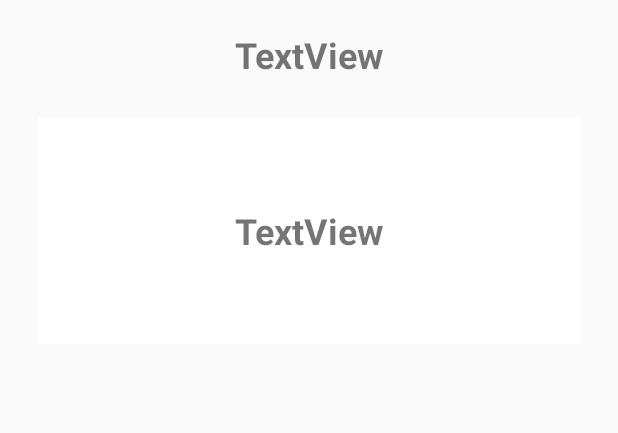
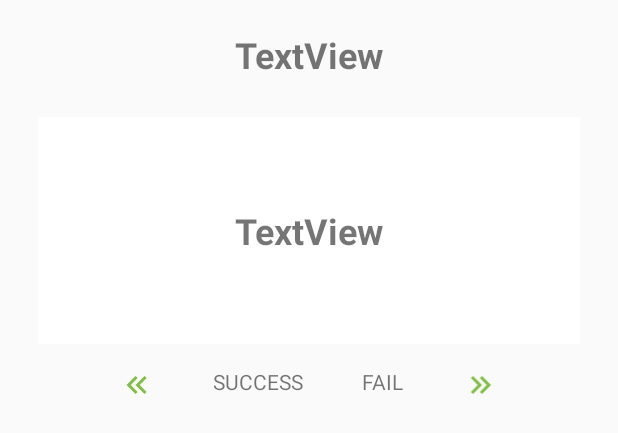
Before and after one commit to LoinASD/WordlLst, an Android app: the layout activity_card_test.xml on its own in the app's theme, with its tools: preview values and no code run, on a phone screen of 412 x 824 dp. Shown: the top 433 px of the screen. Run offline under Robolectric (Android 15) with nearby library versions, the phone set to English and light mode, and no system bars.

Commit message:
cardtest look

```diff
--- a/app/build.gradle
+++ b/app/build.gradle
@@ -10,6 +10,7 @@ android {
         versionCode 1
         versionName "1.0"
         testInstrumentationRunner "android.support.test.runner.AndroidJUnitRunner"
+        android.defaultConfig.vectorDrawables.useSupportLibrary = true
 
         javaCompileOptions {
             annotationProcessorOptions {
@@ -30,6 +31,7 @@ android {
 
 ext{
     supportLibraryVersion = "26.1.0"
+
 }
 
 dependencies {
--- a/app/src/main/java/io/cyanlab/loinasd/wordllst/activities/CardTestActivity.java
+++ b/app/src/main/java/io/cyanlab/loinasd/wordllst/activities/CardTestActivity.java
@@ -3,7 +3,6 @@ package io.cyanlab.loinasd.wordllst.activities;
 import android.animation.Animator;
 import android.animation.ObjectAnimator;
 import android.app.Activity;
-import android.content.ContentValues;
 import android.os.Bundle;
 import android.support.annotation.Nullable;
 import android.support.v7.app.AppCompatActivity;
@@ -60,6 +59,7 @@ public class CardTestActivity extends AppCompatActivity implements View.OnClickL
         } catch (InterruptedException e) {
             e.printStackTrace();
         }
+
 
         findViewById(R.id.card).setOnClickListener(this);
         final Activity activity = this;
--- a/app/src/main/res/drawable/border.xml
+++ b/app/src/main/res/drawable/border.xml
@@ -5,10 +5,10 @@
             xmlns:android="http://schemas.android.com/apk/res/android"
             android:shape="rectangle">
 
-            <corners android:radius="15dp" />
+            <corners android:radius="7dp" />
             <solid android:color="@color/colorWhite" />
             <stroke
-                android:width="2dip"
+                android:width="2dp"
                 android:color="@color/colorAccent" />
         </shape>
     </item>
--- /dev/null
+++ b/app/src/main/res/drawable/chevron_double_left.xml
@@ -0,0 +1,7 @@
+<vector xmlns:android="http://schemas.android.com/apk/res/android"
+    android:height="24dp"
+    android:width="24dp"
+    android:viewportWidth="24"
+    android:viewportHeight="24">
+    <path android:fillColor="@color/colorAccent" android:pathData="M18.41,7.41L17,6L11,12L17,18L18.41,16.59L13.83,12L18.41,7.41M12.41,7.41L11,6L5,12L11,18L12.41,16.59L7.83,12L12.41,7.41Z" />
+</vector>
--- /dev/null
+++ b/app/src/main/res/drawable/chevron_double_right.xml
@@ -0,0 +1,7 @@
+<vector xmlns:android="http://schemas.android.com/apk/res/android"
+    android:height="24dp"
+    android:width="24dp"
+    android:viewportWidth="24"
+    android:viewportHeight="24">
+    <path android:fillColor="@color/colorAccent" android:pathData="M5.59,7.41L7,6L13,12L7,18L5.59,16.59L10.17,12L5.59,7.41M11.59,7.41L13,6L19,12L13,18L11.59,16.59L16.17,12L11.59,7.41Z" />
+</vector>
--- /dev/null
+++ b/app/src/main/res/drawable/ic_add_green_300_24dp.xml
@@ -0,0 +1,4 @@
+<?xml version="1.0" encoding="UTF-8" standalone="no"?>
+<vector xmlns:android="http://schemas.android.com/apk/res/android" android:height="24dp" android:viewportHeight="24.0" android:viewportWidth="24.0" android:width="24dp">
+    <path android:fillColor="#81C784" android:pathData="M19,13h-6v6h-2v-6H5v-2h6V5h2v6h6v2z"/>
+</vector>
--- a/app/src/main/res/layout/activity_card_test.xml
+++ b/app/src/main/res/layout/activity_card_test.xml
@@ -1,5 +1,6 @@
 <?xml version="1.0" encoding="utf-8"?>
 <LinearLayout xmlns:android="http://schemas.android.com/apk/res/android"
+    xmlns:app="http://schemas.android.com/apk/res-auto"
     android:layout_width="match_parent"
     android:layout_height="match_parent"
     android:layout_margin="10dp"
@@ -40,4 +41,41 @@
         android:textSize="24sp"
         android:textStyle="bold" />
 
+    <LinearLayout
+        android:layout_width="match_parent"
+        android:layout_height="wrap_content"
+        android:layout_marginEnd="50dp"
+        android:layout_marginStart="50dp"
+        android:layout_weight="0"
+        android:orientation="horizontal">
+
+        <ImageView
+            android:id="@+id/imageView"
+            android:layout_width="wrap_content"
+            android:layout_height="wrap_content"
+            android:layout_weight="1"
+            app:srcCompat="@drawable/chevron_double_left" />
+
+        <TextView
+            android:layout_width="wrap_content"
+            android:layout_height="wrap_content"
+            android:layout_weight="1"
+            android:gravity="center_vertical|center_horizontal"
+            android:text="SUCCESS" />
+
+        <TextView
+            android:layout_width="wrap_content"
+            android:layout_height="wrap_content"
+            android:layout_weight="1"
+            android:gravity="center_vertical|center_horizontal"
+            android:text="FAIL" />
+
+        <ImageView
+            android:id="@+id/imageView4"
+            android:layout_width="wrap_content"
+            android:layout_height="wrap_content"
+            android:layout_weight="1"
+            app:srcCompat="@drawable/chevron_double_right" />
+    </LinearLayout>
+
 </LinearLayout>
--- a/app/src/main/res/layout/bottom_bar.xml
+++ b/app/src/main/res/layout/bottom_bar.xml
@@ -22,9 +22,9 @@
     <ImageView
         android:id="@+id/addLineButton"
         android:layout_width="wrap_content"
-        android:layout_height="wrap_content"
+        android:layout_height="match_parent"
         android:layout_weight="1"
-        app:srcCompat="@drawable/ic_add_black_24dp" />
+        app:srcCompat="@drawable/ic_add_green_300_24dp" />
 
     <TextView
         android:id="@+id/dndTest"
```
Also changed, not shown: app/src/main/java/io/cyanlab/loinasd/wordllst/activities/NavActivity.java (+12 -12 lines), app/src/main/res/layout/activity_delete.xml (+6 -6 lines), app/src/main/res/layout/fab_tab.xml (deleted, +0 -63 lines), app/src/main/res/drawable/ic_add_black_24dp.png (deleted), app/src/main/res/drawable/ic_add_white_24dp.png (deleted), app/src/main/res/drawable/ic_filter_none_black_24dp.png (deleted), app/src/main/res/drawable/ic_folder_black_18dp.png (deleted), app/src/main/res/drawable/ic_folder_black_24dp.png (deleted), app/src/main/res/drawable/ic_format_list_numbered_black_24dp.png (deleted), app/src/main/res/drawable/ic_tests_24dp.png (deleted), 1 other file.
